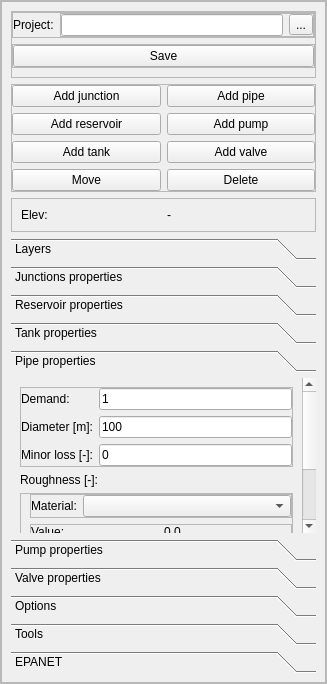
This is ui/qepanet_dockwidget.ui in aecforge/QEPANET as Qt 5 draws it before an edit. The edited form follows.
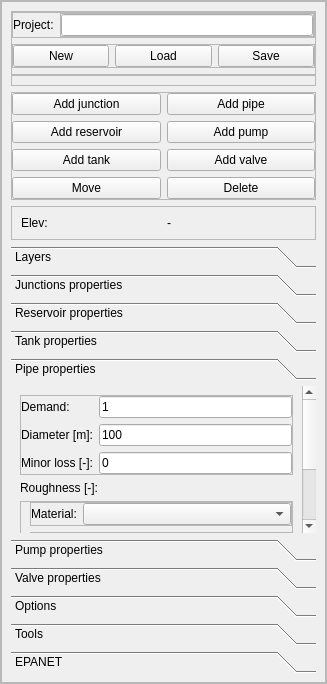
This is the edited form.

Commit message: - new icon; - bugs fixed; - new project buttons: new, load, save; -

Patch:
```diff
--- a/ui/qepanet_dockwidget.ui
+++ b/ui/qepanet_dockwidget.ui
@@ -116,13 +116,6 @@
                       </property>
                      </widget>
                     </item>
-                    <item>
-                     <widget class="QToolButton" name="btn_prj_file">
-                      <property name="text">
-                       <string>...</string>
-                      </property>
-                     </widget>
-                    </item>
                    </layout>
                   </widget>
                  </item>
@@ -130,17 +123,31 @@
                </widget>
               </item>
               <item>
-               <widget class="QFrame" name="frame_6">
+               <widget class="QFrame" name="frame_4">
                 <property name="frameShape">
                  <enum>QFrame::StyledPanel</enum>
                 </property>
                 <property name="frameShadow">
                  <enum>QFrame::Raised</enum>
                 </property>
-                <layout class="QHBoxLayout" name="horizontalLayout_5">
+                <layout class="QHBoxLayout" name="horizontalLayout_6">
                  <property name="margin">
                   <number>0</number>
                  </property>
+                 <item>
+                  <widget class="QPushButton" name="btn_project_new">
+                   <property name="text">
+                    <string>New</string>
+                   </property>
+                  </widget>
+                 </item>
+                 <item>
+                  <widget class="QPushButton" name="btn_project_load">
+                   <property name="text">
+                    <string>Load</string>
+                   </property>
+                  </widget>
+                 </item>
                  <item>
                   <widget class="QPushButton" name="btn_project_save">
                    <property name="text">
@@ -151,6 +158,21 @@
                 </layout>
                </widget>
               </item>
+              <item>
+               <widget class="QFrame" name="frame_6">
+                <property name="frameShape">
+                 <enum>QFrame::StyledPanel</enum>
+                </property>
+                <property name="frameShadow">
+                 <enum>QFrame::Raised</enum>
+                </property>
+                <layout class="QHBoxLayout" name="horizontalLayout_5">
+                 <property name="margin">
+                  <number>0</number>
+                 </property>
+                </layout>
+               </widget>
+              </item>
              </layout>
             </widget>
            </item>
@@ -643,7 +665,7 @@
               <property name="geometry">
                <rect>
                 <x>0</x>
-                <y>-111</y>
+                <y>0</y>
                 <width>288</width>
                 <height>252</height>
                </rect>
```
Left out of the diff: 10 changed lines with no effect on the pictures. The commit also changes 13 other files.
